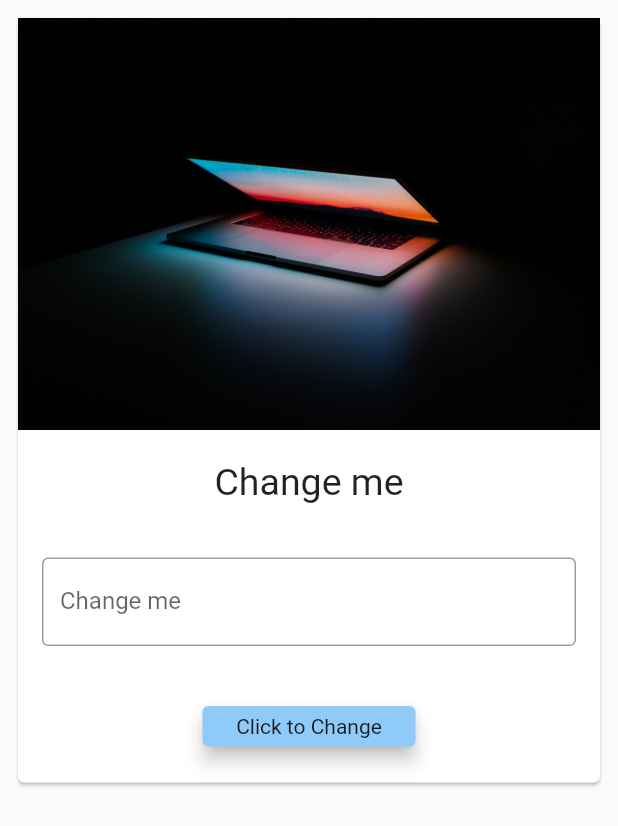
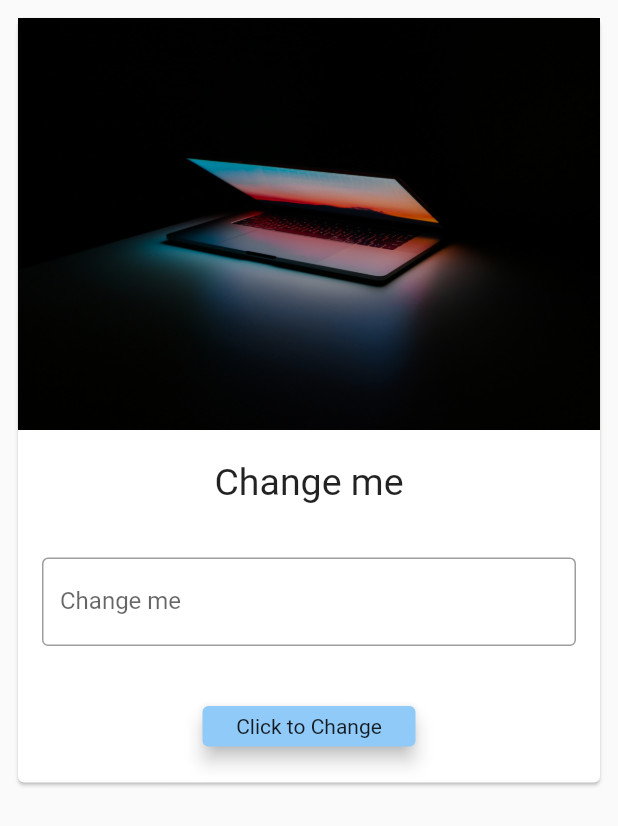
Before and after one commit to OrientBits/demo1, a Flutter app: the Chapter5 widget shown alone on an empty page, opened directly, on a phone screen of 412 x 824 dp. Shown: the top 826 px of the screen. Run offline on Flutter 3.47's test engine with Material 2 defaults, Android fonts, the phone set to English and light mode, and no system bars; network calls fail.

```diff
--- /dev/null
+++ b/lib/bg_image.dart
@@ -0,0 +1,15 @@
+import 'package:flutter/material.dart';
+
+class BgImage extends StatelessWidget {
+  const BgImage({Key? key}) : super(key: key);
+
+  @override
+  Widget build(BuildContext context) {
+    return Image.asset(
+      "assets/bg.jpg",
+      fit: BoxFit.fill,
+      color: Colors.black.withOpacity(0.2),
+      colorBlendMode: BlendMode.darken,
+    );
+  }
+}
--- a/lib/chapter5.dart
+++ b/lib/chapter5.dart
@@ -1,3 +1,4 @@
+import 'package:demo1/bg_image.dart';
 import 'package:flutter/material.dart';
 
 class Chapter5 extends StatefulWidget {
@@ -26,7 +27,7 @@ class _Chapter5State extends State<Chapter5> {
           color: Colors.white,
           child: Column(
             children: [
-              Image.asset("assets/bg.jpg", fit: BoxFit.cover),
+              BgImage(),
               const SizedBox(
                 height: 20,
               ),
```
Also changed, not shown: lib/login/Login.dart (added, +78 -0 lines), lib/login/home_page.dart (added, +31 -0 lines), lib/main.dart (+3 -15 lines), 1 other file.
